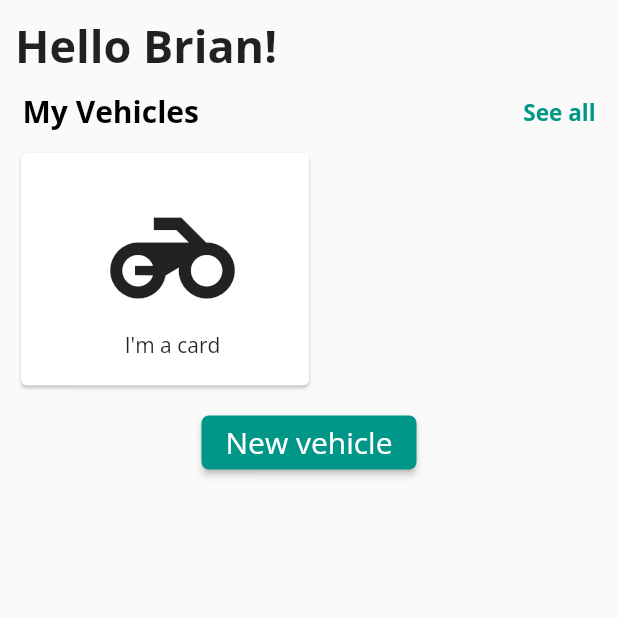
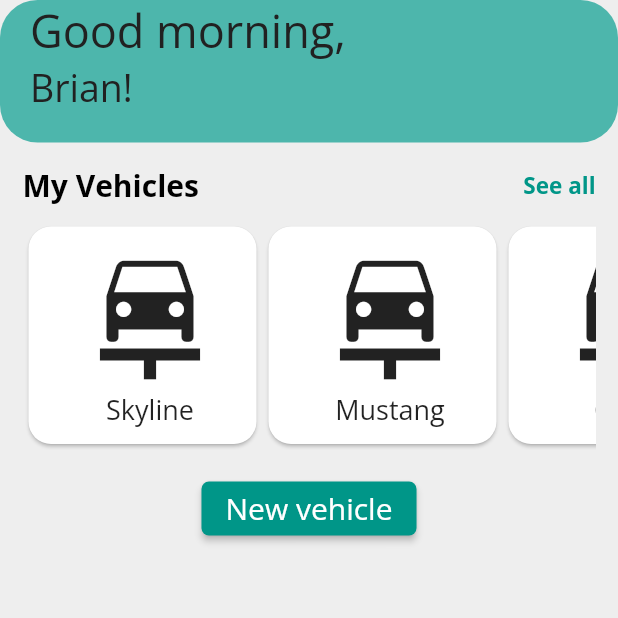
Before and after one commit to cauefelipe1/journal, a Flutter app: the HomePage screen opened directly, on a phone screen of 412 x 824 dp, the top half of it. Run offline on Flutter 3.47's test engine with Material 2 defaults, Android fonts, the phone set to English and light mode, and no system bars; our stand-ins replace flutter_riverpod, flutter_secure_storage, get_it, jwt_decoder; accounts and stored records are empty; generated files the repository leaves out were written again.

Commit message:
Adding more fonts and continuing the home screen layout

```diff
--- a/journal_app/lib/application.dart
+++ b/journal_app/lib/application.dart
@@ -17,12 +17,13 @@
       supportedLocales: AppLocalizations.supportedLocales,
       debugShowCheckedModeBanner: false,
       theme: _getThemeData(),
-      home: const LoginPage(title: ""),
+      home: const LoginPage(),
     );
   }
 
   ThemeData _getThemeData() => ThemeData(
         fontFamily: 'OpenSans',
+        primaryColor: Colors.teal[300],
         primarySwatch: Colors.teal,
         elevatedButtonTheme: ElevatedButtonThemeData(
           style: ButtonStyle(
--- a/journal_app/lib/gui/home/home_page.dart
+++ b/journal_app/lib/gui/home/home_page.dart
@@ -2,6 +2,7 @@
 import 'package:flutter_riverpod/flutter_riverpod.dart';
 
 import 'package:journal_mobile_app/gui/home/my_vehicles_component.dart';
+import 'package:journal_mobile_app/gui/home/welcome_component.dart';
 import 'package:journal_mobile_app/gui/vehicle/new_vehicle_page.dart';
 
 class HomePage extends ConsumerWidget {
@@ -16,25 +17,45 @@
     return Scaffold(
       // appBar: AppBar(
       //   title: const Text(
-      //     "Hello Brian", //TODO: Translate and get the User nama/nickname here
+      //     "Hello Brian", //TODO: Translate and get the User name/nickname here
       //     style: TextStyle(color: Colors.black),
       //   ),
       //   backgroundColor: Colors.transparent,
       //   shadowColor: Colors.transparent,
       // ),
-      body: SafeArea(
+      backgroundColor: Colors.grey[200],
+      body: Column(
+        children: [
+          const WelcomeComponent(),
+          const Padding(
+            padding: EdgeInsets.all(15),
+            child: MyVehiclesComponent(),
+          ),
+          ElevatedButton(
+            onPressed: () => {
+              Navigator.of(context).push(MaterialPageRoute(builder: (context) => const NewVehiclePage())),
+            },
+            child: const Text(
+              "New vehicle",
+              style: TextStyle(
+                fontSize: 20,
+              ),
+            ),
+          ),
+        ],
+      ),
+
+      /*body: SafeArea(
         child: Column(
           children: [
-            const Padding(
-              padding: EdgeInsets.all(10.0),
-              child: SizedBox(
-                width: double.infinity,
-                child: Text(
-                  "Hello Brian!",
-                  style: TextStyle(fontSize: 30, fontWeight: FontWeight.bold),
-                ),
-              ),
-            ),
+            WelcomeComponent(),
+            // const Padding(
+            //   padding: EdgeInsets.all(10.0),
+            //   child: SizedBox(
+            //     width: double.infinity,
+            //     child: WelcomeComponent(),
+            //   ),
+            // ),
             const MyVehiclesComponent(),
             ElevatedButton(
               onPressed: () => {
@@ -49,7 +70,7 @@
             ),
           ],
         ),
-      ),
+      ),*/
     );
   }
 }
--- /dev/null
+++ b/journal_app/lib/gui/home/my_vehicle_card_component.dart
@@ -0,0 +1,47 @@
+import 'package:flutter/material.dart';
+import 'package:flutter_riverpod/flutter_riverpod.dart';
+
+class MyVehicleCardComponent extends ConsumerWidget {
+  final String name;
+  final int type; //TODO: Change by an enum
+
+  const MyVehicleCardComponent({
+    Key? key,
+    required this.name,
+    required this.type,
+  }) : super(key: key);
+
+  @override
+  Widget build(BuildContext context, WidgetRef ref) {
+    return _getBody(context, ref);
+  }
+
+  Widget _getBody(BuildContext context, WidgetRef ref) {
+    return SizedBox(
+      width: 160,
+      child: Card(
+        shape: RoundedRectangleBorder(
+          borderRadius: BorderRadius.circular(15),
+        ),
+        child: Padding(
+          padding: const EdgeInsets.only(left: 10),
+          child: Column(
+            mainAxisAlignment: MainAxisAlignment.center,
+            children: [
+              const Icon(
+                Icons.car_repair,
+                size: 100,
+              ),
+              Text(
+                name,
+                style: const TextStyle(
+                  fontSize: 18,
+                ),
+              ),
+            ],
+          ),
+        ),
+      ),
+    );
+  }
+}
--- a/journal_app/lib/gui/home/my_vehicles_component.dart
+++ b/journal_app/lib/gui/home/my_vehicles_component.dart
@@ -1,5 +1,6 @@
 import 'package:flutter/material.dart';
 import 'package:flutter_riverpod/flutter_riverpod.dart';
+import 'package:journal_mobile_app/gui/home/my_vehicle_card_component.dart';
 
 class MyVehiclesComponent extends ConsumerWidget {
   const MyVehiclesComponent({Key? key}) : super(key: key);
@@ -11,12 +12,10 @@
 
   Widget _getBody(BuildContext context, WidgetRef ref) {
     return SizedBox(
-      height: 210,
+      height: 190,
       child: Column(
         children: [
-          Padding(
-            padding: const EdgeInsets.symmetric(horizontal: 15.0),
-            child: Row(
+          Row(
             children: const [
               Text(
                 "My Vehicles", //TODO: Translate
@@ -37,36 +36,22 @@
               )
             ],
           ),
+          const SizedBox(
+            height: 10,
           ),
           Expanded(
-            child: Padding(
-              padding: const EdgeInsets.all(10.0),
             child: ListView(
               scrollDirection: Axis.horizontal,
-                children: [
-                  SizedBox(
-                    height: 200,
-                    width: 200,
-                    child: Card(
-                      child: Padding(
-                        padding: const EdgeInsets.only(left: 10),
-                        child: Column(
-                          mainAxisAlignment: MainAxisAlignment.center,
               children: const [
-                            Icon(
-                              Icons.motorcycle,
-                              size: 100,
-                            ),
-                            Text(
-                              "I'm a card",
-                            ),
+                MyVehicleCardComponent(name: "Skyline", type: 1),
+                MyVehicleCardComponent(name: "Mustang", type: 1),
+                MyVehicleCardComponent(name: "Corsa", type: 1),
+                MyVehicleCardComponent(name: "Vectra", type: 1),
+                MyVehicleCardComponent(name: "Viper", type: 1),
+                MyVehicleCardComponent(name: "RX 7", type: 1),
+                MyVehicleCardComponent(name: "Eclipse", type: 1),
+                MyVehicleCardComponent(name: "Supra", type: 1),
               ],
-                        ),
-                      ),
-                    ),
-                  ),
-                ],
-              ),
             ),
           )
         ],
--- a/journal_app/lib/gui/home/welcome_component.dart
+++ b/journal_app/lib/gui/home/welcome_component.dart
@@ -10,16 +10,34 @@
   }
 
   Widget _getBody(BuildContext context, WidgetRef ref) {
-    return const SizedBox(
-      height: 200,
+    return Container(
       width: double.infinity,
-      child: Padding(
-        padding: EdgeInsets.fromLTRB(10, 0, 10, 10),
-        child: Card(
-          child: Padding(
-            padding: EdgeInsets.all(10.0),
-            child: Text("Hello Brian!"),
-          ),
+      padding: const EdgeInsets.fromLTRB(20, 0, 20, 20),
+      decoration: BoxDecoration(
+        color: Colors.teal[300],
+        borderRadius: BorderRadius.circular(25),
+      ),
+      child: SafeArea(
+        bottom: false,
+        child: Column(
+          mainAxisAlignment: MainAxisAlignment.start,
+          crossAxisAlignment: CrossAxisAlignment.start,
+          children: [
+            Text(
+              "Good morning,",
+              style: TextStyle(
+                color: Colors.grey[900],
+                fontSize: 30,
+              ),
+            ),
+            Text(
+              "Brian!",
+              style: TextStyle(
+                color: Colors.grey[900],
+                fontSize: 25,
+              ),
+            ),
+          ],
         ),
       ),
     );
--- a/journal_app/lib/gui/identity/login_page.dart
+++ b/journal_app/lib/gui/identity/login_page.dart
@@ -7,9 +7,7 @@
 import 'package:flutter_gen/gen_l10n/app_localizations.dart';
 
 class LoginPage extends BasePage {
-  const LoginPage({super.key, required this.title});
-
-  final String title;
+  const LoginPage({super.key});
 
   @override
   State<LoginPage> createState() => _LoginPageState();
```
Also changed, not shown: journal_app/assets/fonts/montserrat/OFL.txt (added, +93 -0 lines), journal_app/lib/main.dart (+6 -2 lines), journal_app/pubspec.yaml (+8 -8 lines), journal_app/assets/fonts/montserrat/Montserrat-Bold.ttf (added), journal_app/assets/fonts/montserrat/Montserrat-Italic.ttf (added), journal_app/assets/fonts/montserrat/Montserrat-Light.ttf (added), journal_app/assets/fonts/montserrat/Montserrat-LightItalic.ttf (added), journal_app/assets/fonts/montserrat/Montserrat-Medium.ttf (added), journal_app/assets/fonts/montserrat/Montserrat-Regular.ttf (added), journal_app/assets/fonts/montserrat/Montserrat-SemiBold.ttf (added). Lines whose indentation alone changed are shown as unchanged.
